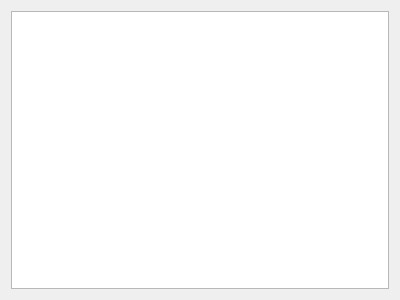
Qt form src/configurator/recording.ui (KDE/ring-kde) before a commit.
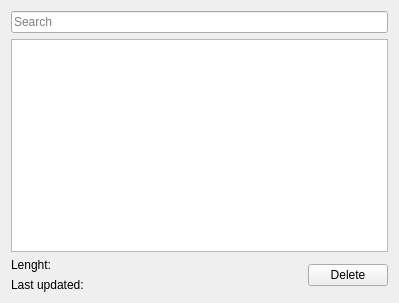
The same form after that commit. Icons and pictures are not drawn. Custom widgets are drawn as their Qt base class.

Commit message:
recording: Improve the configuration dialog.
The delete buttons doesn't work yet, but it does render properly.

```diff
--- a/src/configurator/recording.ui
+++ b/src/configurator/recording.ui
@@ -6,19 +6,104 @@
    <rect>
     <x>0</x>
     <y>0</y>
-    <width>400</width>
-    <height>300</height>
+    <width>399</width>
+    <height>303</height>
    </rect>
   </property>
   <property name="windowTitle">
    <string>Form</string>
   </property>
-  <layout class="QVBoxLayout" name="verticalLayout">
-   <item>
-    <widget class="QTableView" name="tableView"/>
+  <layout class="QGridLayout" name="gridLayout">
+   <item row="1" column="0" colspan="3">
+    <widget class="QTableView" name="tableView">
+     <property name="selectionMode">
+      <enum>QAbstractItemView::SingleSelection</enum>
+     </property>
+     <property name="selectionBehavior">
+      <enum>QAbstractItemView::SelectRows</enum>
+     </property>
+     <attribute name="horizontalHeaderVisible">
+      <bool>false</bool>
+     </attribute>
+     <attribute name="horizontalHeaderStretchLastSection">
+      <bool>true</bool>
+     </attribute>
+     <attribute name="verticalHeaderVisible">
+      <bool>false</bool>
+     </attribute>
+    </widget>
+   </item>
+   <item row="2" column="0">
+    <widget class="QLabel" name="label">
+     <property name="text">
+      <string>Lenght:</string>
+     </property>
+    </widget>
+   </item>
+   <item row="2" column="1">
+    <widget class="QLabel" name="length">
+     <property name="text">
+      <string/>
+     </property>
+    </widget>
+   </item>
+   <item row="2" column="2" rowspan="2">
+    <layout class="QHBoxLayout" name="horizontalLayout">
+     <item>
+      <spacer name="horizontalSpacer">
+       <property name="orientation">
+        <enum>Qt::Horizontal</enum>
+       </property>
+       <property name="sizeHint" stdset="0">
+        <size>
+         <width>208</width>
+         <height>20</height>
+        </size>
+       </property>
+      </spacer>
+     </item>
+     <item>
+      <widget class="QPushButton" name="delete_2">
+       <property name="text">
+        <string>Delete</string>
+       </property>
+       <property name="icon">
+        <iconset theme="edit-delete"/>
+       </property>
+      </widget>
+     </item>
+    </layout>
+   </item>
+   <item row="3" column="0">
+    <widget class="QLabel" name="label_3">
+     <property name="text">
+      <string>Last updated:</string>
+     </property>
+    </widget>
+   </item>
+   <item row="3" column="1">
+    <widget class="QLabel" name="lastUpdated">
+     <property name="text">
+      <string/>
+     </property>
+    </widget>
+   </item>
+   <item row="0" column="0" colspan="3">
+    <widget class="FilterLineEdit" name="lineEdit">
+     <property name="placeholderText">
+      <string>Search</string>
+     </property>
+    </widget>
    </item>
   </layout>
  </widget>
+ <customwidgets>
+  <customwidget>
+   <class>FilterLineEdit</class>
+   <extends>QLineEdit</extends>
+   <header>widgets/filterlineedit.h</header>
+  </customwidget>
+ </customwidgets>
  <resources/>
  <connections/>
 </ui>
```
The commit also changes 3 other files.
